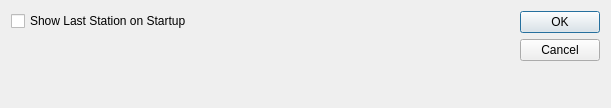
Before: the Qt Designer form application/settingsdialog.ui in mikelima/quandoparte, drawn with Qt 5.
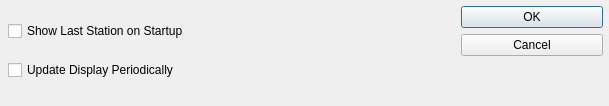
After: the same form once the commit is applied.

Commit message: Added periodic check feature.

```diff
--- a/application/settingsdialog.ui
+++ b/application/settingsdialog.ui
@@ -6,30 +6,22 @@
    <rect>
     <x>0</x>
     <y>0</y>
-    <width>611</width>
-    <height>108</height>
+    <width>609</width>
+    <height>106</height>
    </rect>
   </property>
   <property name="windowTitle">
    <string>Dialog</string>
   </property>
-  <layout class="QGridLayout" name="gridLayout">
-   <item row="0" column="0">
-    <layout class="QFormLayout" name="formLayout">
-     <property name="fieldGrowthPolicy">
-      <enum>QFormLayout::ExpandingFieldsGrow</enum>
-     </property>
-     <item row="0" column="0">
-      <widget class="QCheckBox" name="showLastStationCheckBox">
-       <property name="text">
-        <string>Show Last Station on Startup</string>
-       </property>
-      </widget>
-     </item>
-    </layout>
-   </item>
-   <item row="0" column="1">
     <widget class="QDialogButtonBox" name="buttonBox">
+   <property name="geometry">
+    <rect>
+     <x>461</x>
+     <y>6</y>
+     <width>142</width>
+     <height>94</height>
+    </rect>
+   </property>
      <property name="orientation">
       <enum>Qt::Vertical</enum>
      </property>
@@ -37,8 +29,32 @@
       <set>QDialogButtonBox::Cancel|QDialogButtonBox::Ok</set>
      </property>
     </widget>
-   </item>
-  </layout>
+  <widget class="QWidget" name="">
+   <property name="geometry">
+    <rect>
+     <x>8</x>
+     <y>8</y>
+     <width>445</width>
+     <height>86</height>
+    </rect>
+   </property>
+   <layout class="QVBoxLayout" name="verticalLayout">
+    <item>
+     <widget class="QCheckBox" name="showLastStationCheckBox">
+      <property name="text">
+       <string>Show Last Station on Startup</string>
+      </property>
+     </widget>
+    </item>
+    <item>
+     <widget class="QCheckBox" name="periodicUpdateCheckBox">
+      <property name="text">
+       <string>Update Display Periodically</string>
+      </property>
+     </widget>
+    </item>
+   </layout>
+  </widget>
  </widget>
  <resources/>
  <connections>
```
Lines whose indentation alone changed are shown as unchanged. The commit also changes 6 other files.
